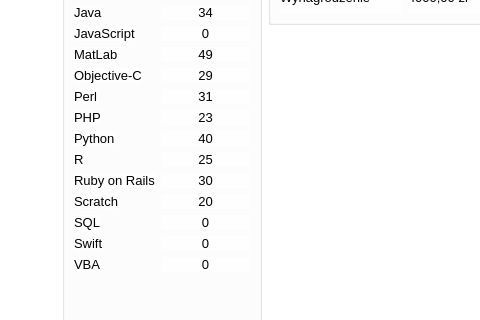
Above: game/formcharacter.ui from Barto-Paja/startUpDay before the change; both pictures show x 0 to 480 and y 393 to 713 of the 900 by 713 pixel window. Below: the same form after it.
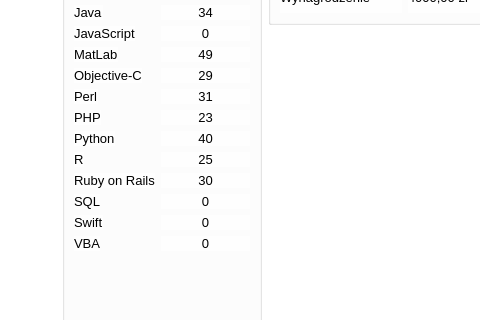
That is the form after the change. Icons and pictures are not drawn.

```diff
--- a/game/formcharacter.ui
+++ b/game/formcharacter.ui
@@ -669,33 +669,18 @@
         </widget>
        </item>
        <item row="16" column="0">
-        <widget class="QLabel" name="label_16">
+        <widget class="QLabel" name="label_19">
          <property name="font">
           <font>
            <pointsize>10</pointsize>
           </font>
          </property>
          <property name="text">
-          <string>Scratch</string>
+          <string>SQL</string>
          </property>
         </widget>
        </item>
        <item row="16" column="1">
-        <widget class="QLabel" name="label_35">
-         <property name="font">
-          <font>
-           <pointsize>10</pointsize>
-          </font>
-         </property>
-         <property name="text">
-          <string>20</string>
-         </property>
-         <property name="alignment">
-          <set>Qt::AlignCenter</set>
-         </property>
-        </widget>
-       </item>
-       <item row="17" column="1">
         <widget class="QLabel" name="label_36">
          <property name="font">
           <font>
@@ -710,7 +695,19 @@
          </property>
         </widget>
        </item>
-       <item row="18" column="1">
+       <item row="17" column="0">
+        <widget class="QLabel" name="label_17">
+         <property name="font">
+          <font>
+           <pointsize>10</pointsize>
+          </font>
+         </property>
+         <property name="text">
+          <string>Swift</string>
+         </property>
+        </widget>
+       </item>
+       <item row="17" column="1">
         <widget class="QLabel" name="label_37">
          <property name="font">
           <font>
@@ -725,7 +722,7 @@
          </property>
         </widget>
        </item>
-       <item row="20" column="0">
+       <item row="19" column="0">
         <widget class="QLabel" name="label_18">
          <property name="font">
           <font>
@@ -737,7 +734,7 @@
          </property>
         </widget>
        </item>
-       <item row="20" column="1">
+       <item row="19" column="1">
         <widget class="QLabel" name="label_38">
          <property name="font">
           <font>
@@ -752,30 +749,6 @@
          </property>
         </widget>
        </item>
-       <item row="17" column="0">
-        <widget class="QLabel" name="label_19">
-         <property name="font">
-          <font>
-           <pointsize>10</pointsize>
-          </font>
-         </property>
-         <property name="text">
-          <string>SQL</string>
-         </property>
-        </widget>
-       </item>
-       <item row="18" column="0">
-        <widget class="QLabel" name="label_17">
-         <property name="font">
-          <font>
-           <pointsize>10</pointsize>
-          </font>
-         </property>
-         <property name="text">
-          <string>Swift</string>
-         </property>
-        </widget>
-       </item>
       </layout>
      </widget>
     </item>
```
